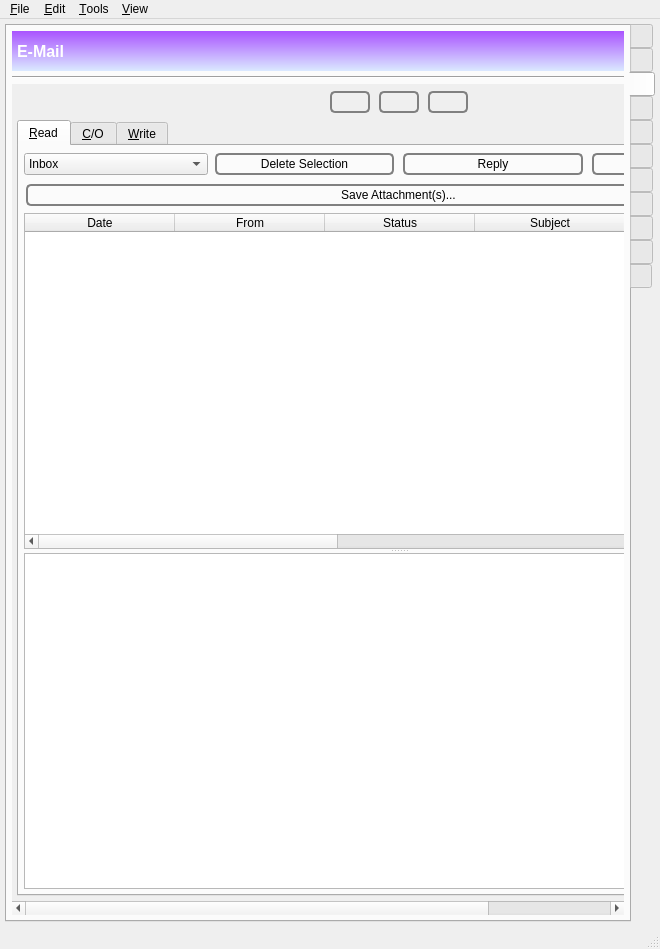
Old version of the form branches/trunk/GoldBug-UI/spot-on-controlcenter.ui in the repository textbrowser/spot-on.
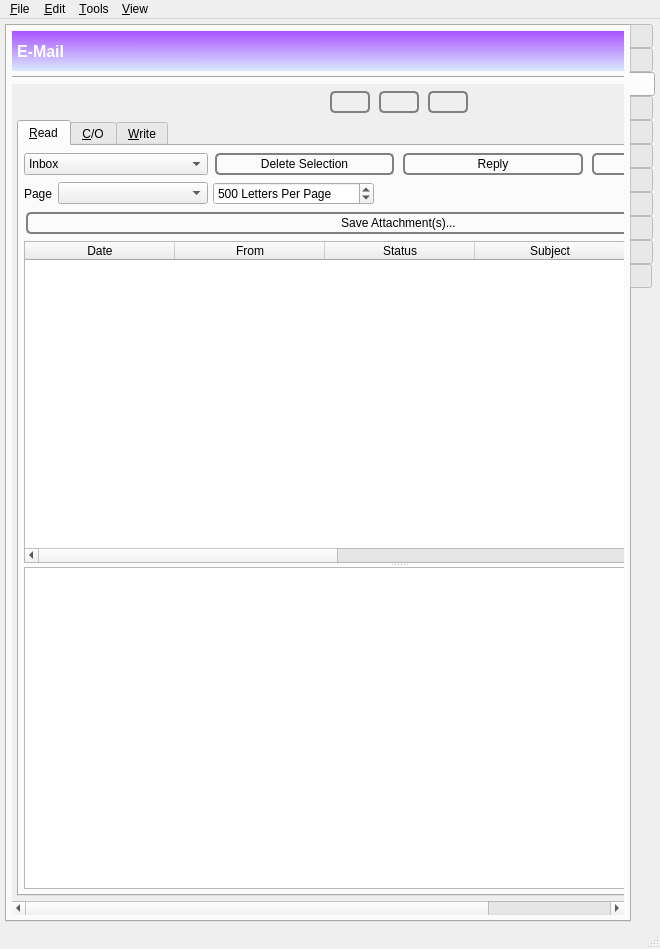
New version of the form. The open tabs and pages were chosen to show the change. Icons and pictures are not drawn. Custom widgets are drawn as their Qt base class.

Diff of the .ui file:
```diff
--- a/branches/trunk/GoldBug-UI/spot-on-controlcenter.ui
+++ b/branches/trunk/GoldBug-UI/spot-on-controlcenter.ui
@@ -1308,7 +1308,7 @@
              <x>0</x>
              <y>0</y>
              <width>658</width>
-             <height>650</height>
+             <height>794</height>
             </rect>
            </property>
            <layout class="QVBoxLayout" name="verticalLayout_55">
@@ -1696,6 +1696,59 @@
                       </item>
                      </layout>
                     </item>
+                    <item>
+                     <layout class="QHBoxLayout" name="horizontalLayout_74">
+                      <item>
+                       <widget class="QLabel" name="label_141">
+                        <property name="text">
+                         <string>Page</string>
+                        </property>
+                       </widget>
+                      </item>
+                      <item>
+                       <widget class="QComboBox" name="email_page">
+                        <property name="sizeAdjustPolicy">
+                         <enum>QComboBox::AdjustToContents</enum>
+                        </property>
+                        <property name="minimumContentsLength">
+                         <number>15</number>
+                        </property>
+                       </widget>
+                      </item>
+                      <item>
+                       <widget class="QSpinBox" name="email_pages">
+                        <property name="toolTip">
+                         <string>&lt;html&gt;&lt;head/&gt;&lt;body&gt;&lt;p&gt;Please refresh after changing. Valid values lie in the interval [25, 999999999].&lt;/p&gt;&lt;/body&gt;&lt;/html&gt;</string>
+                        </property>
+                        <property name="suffix">
+                         <string> Letters Per Page</string>
+                        </property>
+                        <property name="minimum">
+                         <number>25</number>
+                        </property>
+                        <property name="maximum">
+                         <number>999999999</number>
+                        </property>
+                        <property name="value">
+                         <number>500</number>
+                        </property>
+                       </widget>
+                      </item>
+                      <item>
+                       <spacer name="horizontalSpacer_35">
+                        <property name="orientation">
+                         <enum>Qt::Horizontal</enum>
+                        </property>
+                        <property name="sizeHint" stdset="0">
+                         <size>
+                          <width>40</width>
+                          <height>20</height>
+                         </size>
+                        </property>
+                       </spacer>
+                      </item>
+                     </layout>
+                    </item>
                     <item>
                      <widget class="QPushButton" name="saveAttachment">
                       <property name="styleSheet">
```
Left out of the diff: 14 changed lines with no effect on the pictures.
